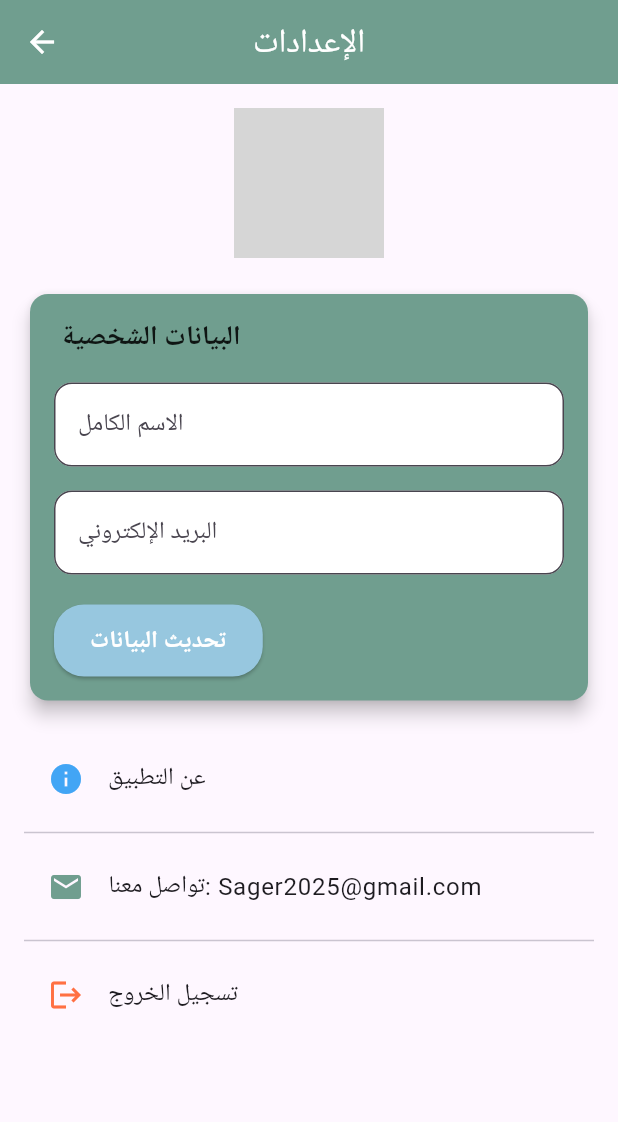
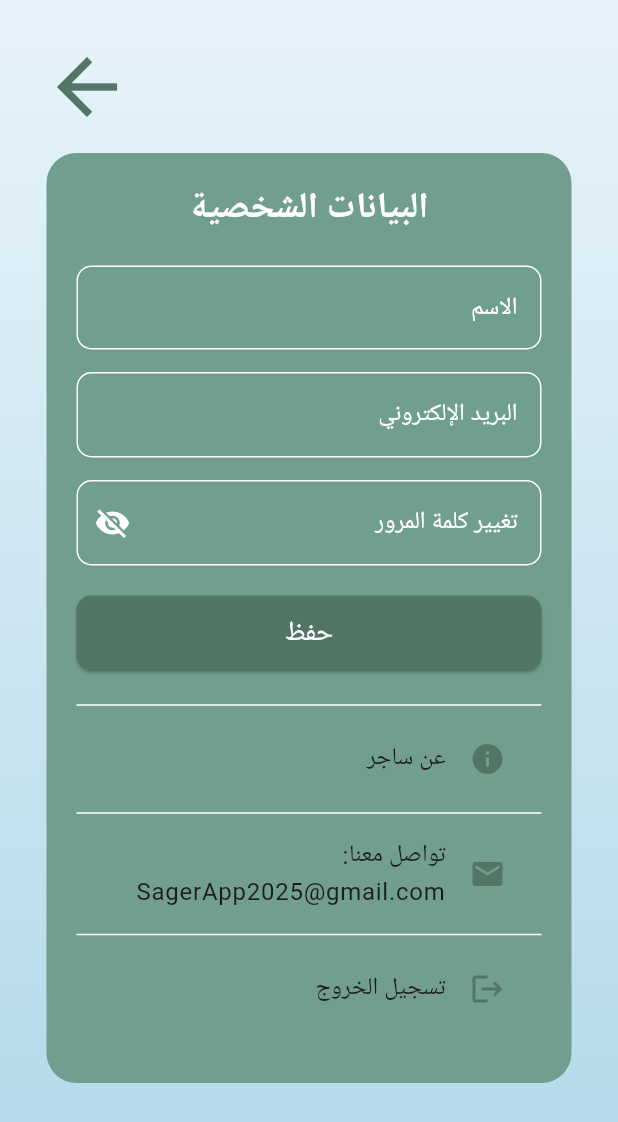
Before and after one commit to thurayax/SAGER, a Flutter app: the SettingsScreen screen opened by its route, on a phone screen of 412 x 824 dp. Shown: the top 1122 px of the screen. Run offline on Flutter 3.47's test engine with Material 3 defaults, Android fonts, the phone set to English and light mode, and no system bars; our stand-ins replace fl_chart, flutter_tts, supabase_flutter; missing offline and left inert: dialog_flowtter; accounts and stored records are empty; grey boxes are pictures that could not be loaded.

Commit message:
Update settings_screen.dart

```diff
--- a/lib/screens/settings_screen.dart
+++ b/lib/screens/settings_screen.dart
@@ -10,6 +10,9 @@ class _SettingsScreenState extends State<SettingsScreen> {
   final _formKey = GlobalKey<FormState>();
   final _nameController = TextEditingController();
   final _emailController = TextEditingController();
+  final _passwordController = TextEditingController();
+  final _newPasswordController = TextEditingController();
+  bool _isPasswordVisible = false;
 
   @override
   void initState() {
@@ -27,156 +30,285 @@ class _SettingsScreenState extends State<SettingsScreen> {
     }
   }
 
-  Future<void> _updateUserData() async {
+  Future<void> _updateDataAndPassword() async {
     if (_formKey.currentState?.validate() ?? false) {
       try {
+        // Update user data first
         final response = await Supabase.instance.client.auth.updateUser(
           UserAttributes(
             data: {'full_name': _nameController.text},
+            password: _newPasswordController.text.isNotEmpty
+                ? _newPasswordController.text
+                : null,
           ),
         );
 
         if (response.user != null) {
-          ScaffoldMessenger.of(context).showSnackBar(
-            SnackBar(content: Text('تم تحديث البيانات بنجاح')),
-          );
+          // Show appropriate snack bar message
+          if (_newPasswordController.text.isNotEmpty) {
+            ScaffoldMessenger.of(context).showSnackBar(
+              SnackBar(content: Text('تم تحديث البيانات بنجاح')),
+            );
+          } else {
+            ScaffoldMessenger.of(context).showSnackBar(
+              SnackBar(content: Text('تم تحديث البيانات بنجاح')),
+            );
+          }
         } else {
           ScaffoldMessenger.of(context).showSnackBar(
-            SnackBar(content: Text('حدث خطأ أثناء تحديث البيانات')),
+            SnackBar(
+                content: Text('حدث خطأ أثناء تحديث البيانات أو كلمة المرور')),
           );
         }
       } catch (error) {
+        print('Error updating user data or password: $error');
         ScaffoldMessenger.of(context).showSnackBar(
-          SnackBar(content: Text('حدث خطأ أثناء تحديث البيانات')),
+          SnackBar(
+              content: Text('حدث خطأ أثناء تحديث البيانات أو كلمة المرور')),
         );
       }
     }
   }
 
+  // Password validation function
+  String? _validatePassword(String? value) {
+    if (value == null || value.isEmpty) {
+      return 'يرجى إدخال كلمة المرور';
+    }
+
+    final passwordRegex = RegExp(
+      r'^(?=.*[A-Z])(?=.*[a-z])(?=.*\d)(?=.*[!@#\$&*~]).{8,16}$',
+    );
+
+    if (!passwordRegex.hasMatch(value)) {
+      return 'الحد الأدنى لكلمة المرور (8-16 حرف بالإنجليزية) \n :يجب أن تتضمن \n أحرف كبيرة وصغيرة \n أرقام \n رموز (مثل: ! , # , @)';
+    }
+    return null;
+  }
+
   @override
   Widget build(BuildContext context) {
     return Scaffold(
-      appBar: AppBar(
-        title: Text(
-          "الإعدادات",
-          textAlign: TextAlign.center,
-          style: TextStyle(color: Colors.white),
+      body: Container(
+        width: double.infinity,
+        decoration: const BoxDecoration(
+          gradient: LinearGradient(
+            begin: Alignment.topCenter,
+            end: Alignment.bottomCenter,
+            colors: [
+              Color(0xFFE7F3FA),
+              Color(0xFFB1D8E8),
+            ],
+          ),
         ),
-        backgroundColor: const Color(0xFF709E8F),
-        centerTitle: true,
-        leading: IconButton(
-          icon: Icon(Icons.arrow_back, color: Colors.white),
-          onPressed: () {
-            Navigator.pop(context);
-          },
-        ),
-      ),
-      body: SingleChildScrollView(
-        padding: const EdgeInsets.all(16.0),
-        child: Column(
-          crossAxisAlignment: CrossAxisAlignment.start,
+        child: Stack(
           children: [
-            Center(
-              child: Stack(
-                children: [
-                  CircleAvatar(
-                    radius: 50,
-                    backgroundImage: AssetImage('assets/images/profile.png'),
+            SafeArea(
+              child: Padding(
+                padding: const EdgeInsets.all(20.0),
+                child: IconButton(
+                  onPressed: () {
+                    Navigator.pop(context);
+                  },
+                  icon: Icon(
+                    Icons.arrow_back,
+                    size: 60,
+                    color: Color(0xFF527566),
                   ),
-                  Positioned(
-                    bottom: 0,
-                    right: 0,
-                    child: IconButton(
-                      icon: Icon(Icons.edit, color: Color(0xFF42A5F5)),
-                      onPressed: () {},
-                    ),
-                  ),
-                ],
+                ),
               ),
             ),
-            SizedBox(height: 20),
-            Card(
-              shape: RoundedRectangleBorder(borderRadius: BorderRadius.circular(12)),
-              color: const Color(0xFF709E8F),
-              elevation: 5,
-              child: Padding(
-                padding: const EdgeInsets.all(16.0),
+            Center(
+              child: Container(
+                padding: const EdgeInsets.all(20.0),
+                width: 350,
+                decoration: BoxDecoration(
+                  color: const Color(0xFF719E8F),
+                  borderRadius: BorderRadius.circular(20),
+                ),
                 child: Form(
                   key: _formKey,
                   child: Column(
-                    crossAxisAlignment: CrossAxisAlignment.start,
+                    mainAxisSize: MainAxisSize.min,
                     children: [
-                      Text(
-                        ' البيانات الشخصية',
-                        style: TextStyle(fontSize: 18, fontWeight: FontWeight.bold, color: Colors.black87),
+                      const Text(
+                        'البيانات الشخصية',
+                        style: TextStyle(
+                          fontSize: 24,
+                          fontWeight: FontWeight.bold,
+                          color: Colors.white,
+                        ),
                       ),
-                      SizedBox(height: 16),
+                      const SizedBox(height: 20),
+
+                      // Name Field
                       TextFormField(
                         controller: _nameController,
+                        textAlign: TextAlign.right,
                         decoration: InputDecoration(
-                          labelText: 'الاسم الكامل',
+                          hintText: 'الاسم',
+                          hintStyle: const TextStyle(
+                            color: Colors.white,
+                            fontWeight: FontWeight.normal,
+                          ),
                           filled: true,
-                          fillColor: Colors.white,
-                          border: OutlineInputBorder(borderRadius: BorderRadius.circular(12)),
+                          fillColor: const Color(0xFF709E8F),
+                          enabledBorder: OutlineInputBorder(
+                            borderRadius: BorderRadius.circular(10),
+                            borderSide:
+                                const BorderSide(color: Colors.white, width: 1),
+                          ),
+                          focusedBorder: OutlineInputBorder(
+                            borderRadius: BorderRadius.circular(10),
+                            borderSide:
+                                const BorderSide(color: Colors.white, width: 1),
+                          ),
                         ),
-                        validator: (value) => value == null || value.isEmpty ? 'يرجى إدخال الاسم الكامل' : null,
+                        validator: (value) {
+                          if (value == null || value.isEmpty) {
+                            return 'يرجى إدخال الاسم الكامل';
+                          }
+                          return null;
+                        },
                       ),
-                      SizedBox(height: 16),
+                      const SizedBox(height: 15),
+
+                      // Email Field (Read-Only)
                       TextFormField(
                         controller: _emailController,
+                        textAlign: TextAlign.right,
                         decoration: InputDecoration(
-                          labelText: 'البريد الإلكتروني',
+                          hintText: 'البريد الإلكتروني',
+                          hintStyle: const TextStyle(
+                            color: Colors.white,
+                            fontWeight: FontWeight.normal,
+                          ),
                           filled: true,
-                          fillColor: Colors.white,
-                          border: OutlineInputBorder(borderRadius: BorderRadius.circular(12)),
+                          fillColor: const Color(0xFF709E8F),
+                          enabledBorder: OutlineInputBorder(
+                            borderRadius: BorderRadius.circular(10),
+                            borderSide:
+                                const BorderSide(color: Colors.white, width: 1),
+                          ),
+                          focusedBorder: OutlineInputBorder(
+                            borderRadius: BorderRadius.circular(10),
+                            borderSide:
+                                const BorderSide(color: Colors.white, width: 1),
+                          ),
                         ),
                         readOnly: true,
                       ),
-                      SizedBox(height: 20),
+                      const SizedBox(height: 15),
+
+                      // Password Field (New Password)
+                      TextFormField(
+                        controller: _newPasswordController,
+                        obscureText: !_isPasswordVisible,
+                        textAlign: TextAlign.right,
+                        decoration: InputDecoration(
+                          hintText: 'تغيير كلمة المرور',
+                          hintStyle: const TextStyle(
+                            color: Colors.white,
+                            fontWeight: FontWeight.normal,
+                          ),
+                          filled: true,
+                          fillColor: const Color(0xFF709E8F),
+                          enabledBorder: OutlineInputBorder(
+                            borderRadius: BorderRadius.circular(10),
+                            borderSide:
+                                const BorderSide(color: Colors.white, width: 1),
+                          ),
+                          focusedBorder: OutlineInputBorder(
+                            borderRadius: BorderRadius.circular(10),
+                            borderSide:
+                                const BorderSide(color: Colors.white, width: 1),
+                          ),
+                          prefixIcon: IconButton(
+                            icon: Icon(
+                              _isPasswordVisible
+                                  ? Icons.visibility
+                                  : Icons.visibility_off,
+                              color: Colors.white,
+                            ),
+                            onPressed: () {
+                              setState(() {
+                                _isPasswordVisible = !_isPasswordVisible;
+                              });
+                            },
+                          ),
+                        ),
+                        validator: _validatePassword,
+                      ),
+                      const SizedBox(height: 20),
+
+                      // Save Data Button
                       ElevatedButton(
-                        onPressed: _updateUserData,
                         style: ElevatedButton.styleFrom(
-                          backgroundColor: Color.fromARGB(255, 151, 199, 223),
-                          padding: EdgeInsets.symmetric(horizontal: 24, vertical: 12),
-                          shape: RoundedRectangleBorder(borderRadius: BorderRadius.circular(20)),
+                          backgroundColor: const Color(0xFF527566),
+                          minimumSize: const Size(double.infinity, 50),
+                          shape: RoundedRectangleBorder(
+                            borderRadius: BorderRadius.circular(10),
+                          ),
                         ),
-                        child: Text(
-                          'تحديث البيانات',
-                          style: TextStyle(fontSize: 16, fontWeight: FontWeight.bold, color: Colors.white),
+                        onPressed: _updateDataAndPassword,
+                        child: const Text(
+                          'حفظ',
+                          style: TextStyle(
+                              fontSize: 18,
+                              color: Colors.white,
+                              fontWeight: FontWeight.normal),
                         ),
                       ),
+                      const SizedBox(height: 15),
+
+                      // Additional Options Section
+                      Divider(color: Colors.white),
+                      ListTile(
+                        title: const Text(
+                          'عن ساجر',
+                          textAlign: TextAlign.right,
+                        ),
+                        trailing:
+                            Icon(Icons.info, color: const Color(0xFF527566)),
+                        onTap: () {
+                          showAboutDialog(
+                            context: context,
+                            applicationName: 'ساجر',
+                            applicationVersion: '1.0.0',
+                            applicationLegalese: 'حقوق النشر © 2025',
+                          );
+                        },
+                      ),
+                      Divider(color: Colors.white),
+                      ListTile(
+                        title: const Text(
+                          ':تواصل معنا \n SagerApp2025@gmail.com',
+                          textAlign: TextAlign.right,
+                        ),
+                        trailing:
+                            Icon(Icons.email, color: const Color(0xFF527566)),
+                        onTap: () {
+                          // Handle email tap
+                        },
+                      ),
+                      Divider(color: Colors.white),
+                      ListTile(
+                        title: const Text(
+                          'تسجيل الخروج',
+                          textAlign: TextAlign.right,
+                        ),
+                        trailing:
+                            Icon(Icons.logout, color: const Color(0xFF527566)),
+                        onTap: () {
+                          Supabase.instance.client.auth.signOut();
+                          Navigator.pushReplacementNamed(context, '/login');
+                        },
+                      ),
+                      const SizedBox(height: 15),
                     ],
                   ),
                 ),
               ),
-            ),
-            SizedBox(height: 20),
-            ListTile(
-              leading: Icon(Icons.info, color: Color(0xFF42A5F5)),
-              title: Text('عن التطبيق'),
-              onTap: () {
-                showAboutDialog(
-                  context: context,
-                  applicationName: 'اسم التطبيق',
-                  applicationVersion: '1.0.0',
-                  applicationLegalese: 'حقوق النشر © 2025',
-                );
-              },
-            ),
-            Divider(),
-            ListTile(
-              leading: Icon(Icons.email, color: Color(0xFF709E8F)),
-              title: Text('تواصل معنا: Sager2025@gmail.com'),
-              onTap: () {},
-            ),
-            Divider(),
-            ListTile(
-              leading: Icon(Icons.logout, color: Color(0xFFFF7043)),
-              title: Text('تسجيل الخروج'),
-              onTap: () {
-                Supabase.instance.client.auth.signOut();
-                Navigator.pushReplacementNamed(context, '/login');
-              },
             ),
           ],
         ),
```
